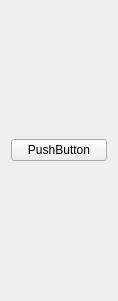
This is ddtt/experiment/experiment-widget.ui in ialhashim/ddtt-dev as Qt 5 draws it before an edit. The edited form follows.
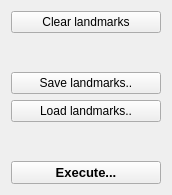
This is the edited form.

Commit message: [experiment] deforming curve/sheet structures.

```diff
--- a/ddtt/experiment/experiment-widget.ui
+++ b/ddtt/experiment/experiment-widget.ui
@@ -6,8 +6,8 @@
    <rect>
     <x>0</x>
     <y>0</y>
-    <width>118</width>
-    <height>301</height>
+    <width>172</width>
+    <height>195</height>
    </rect>
   </property>
   <property name="windowTitle">
@@ -17,10 +17,64 @@
    <item row="0" column="0">
     <widget class="QPushButton" name="pushButton">
      <property name="text">
-      <string>PushButton</string>
+      <string>Clear landmarks</string>
      </property>
     </widget>
    </item>
+   <item row="3" column="0">
+    <widget class="QPushButton" name="loadLandmarks">
+     <property name="text">
+      <string>Load landmarks..</string>
+     </property>
+    </widget>
+   </item>
+   <item row="2" column="0">
+    <widget class="QPushButton" name="saveLandmarks">
+     <property name="text">
+      <string>Save landmarks..</string>
+     </property>
+    </widget>
+   </item>
+   <item row="1" column="0">
+    <spacer name="verticalSpacer">
+     <property name="orientation">
+      <enum>Qt::Vertical</enum>
+     </property>
+     <property name="sizeHint" stdset="0">
+      <size>
+       <width>20</width>
+       <height>40</height>
+      </size>
+     </property>
+    </spacer>
+   </item>
+   <item row="5" column="0">
+    <widget class="QPushButton" name="executeButton">
+     <property name="font">
+      <font>
+       <pointsize>10</pointsize>
+       <weight>75</weight>
+       <bold>true</bold>
+      </font>
+     </property>
+     <property name="text">
+      <string>Execute...</string>
+     </property>
+    </widget>
+   </item>
+   <item row="4" column="0">
+    <spacer name="verticalSpacer_2">
+     <property name="orientation">
+      <enum>Qt::Vertical</enum>
+     </property>
+     <property name="sizeHint" stdset="0">
+      <size>
+       <width>20</width>
+       <height>40</height>
+      </size>
+     </property>
+    </spacer>
+   </item>
   </layout>
  </widget>
  <resources/>
```
Left out of the diff: 2 changed lines with no effect on the pictures. The commit also changes 21 other files.
